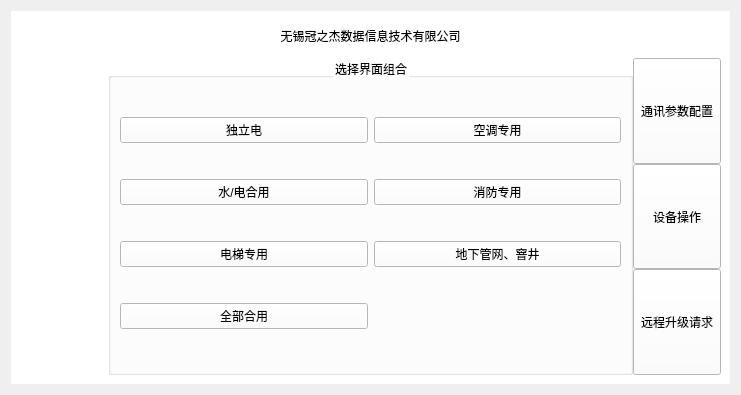
Sgr-H/gzj5th, file widgetui.ui: the form before one commit.
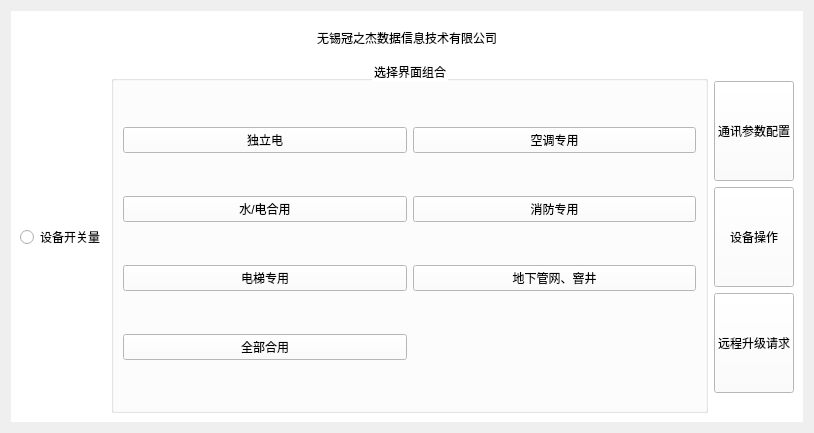
The form after the commit.

The edit to the form file:
```diff
--- a/widgetui.ui
+++ b/widgetui.ui
@@ -6,8 +6,8 @@
    <rect>
     <x>0</x>
     <y>0</y>
-    <width>741</width>
-    <height>395</height>
+    <width>814</width>
+    <height>433</height>
    </rect>
   </property>
   <property name="windowTitle">
@@ -34,11 +34,26 @@
        </widget>
       </item>
       <item>
-       <layout class="QHBoxLayout" name="horizontalLayout" stretch="1,6,1">
+       <layout class="QHBoxLayout" name="horizontalLayout" stretch="1,10,1">
+        <item>
+         <widget class="QWidget" name="widget_2" native="true">
+          <layout class="QGridLayout" name="gridLayout_3">
+           <property name="leftMargin">
+            <number>0</number>
+           </property>
+           <property name="topMargin">
+            <number>0</number>
+           </property>
+           <property name="rightMargin">
+            <number>0</number>
+           </property>
+           <property name="bottomMargin">
+            <number>0</number>
+           </property>
         <property name="spacing">
          <number>0</number>
         </property>
-        <item>
+           <item row="2" column="0">
          <spacer name="horizontalSpacer">
           <property name="orientation">
            <enum>Qt::Horizontal</enum>
@@ -51,6 +66,29 @@
           </property>
          </spacer>
         </item>
+           <item row="1" column="0">
+            <widget class="QRadioButton" name="radioButton">
+             <property name="text">
+              <string>设备开关量</string>
+             </property>
+            </widget>
+           </item>
+           <item row="0" column="0">
+            <spacer name="horizontalSpacer_2">
+             <property name="orientation">
+              <enum>Qt::Horizontal</enum>
+             </property>
+             <property name="sizeHint" stdset="0">
+              <size>
+               <width>40</width>
+               <height>20</height>
+              </size>
+             </property>
+            </spacer>
+           </item>
+          </layout>
+         </widget>
+        </item>
         <item>
          <widget class="QGroupBox" name="groupBox">
           <property name="title">
@@ -120,6 +158,19 @@
         </item>
         <item>
          <layout class="QVBoxLayout" name="verticalLayout">
+          <item>
+           <spacer name="horizontalSpacer_3">
+            <property name="orientation">
+             <enum>Qt::Horizontal</enum>
+            </property>
+            <property name="sizeHint" stdset="0">
+             <size>
+              <width>40</width>
+              <height>20</height>
+             </size>
+            </property>
+           </spacer>
+          </item>
           <item>
            <widget class="QPushButton" name="pushButton_9">
             <property name="sizePolicy">
@@ -159,6 +210,19 @@
             </property>
            </widget>
           </item>
+          <item>
+           <spacer name="horizontalSpacer_4">
+            <property name="orientation">
+             <enum>Qt::Horizontal</enum>
+            </property>
+            <property name="sizeHint" stdset="0">
+             <size>
+              <width>40</width>
+              <height>20</height>
+             </size>
+            </property>
+           </spacer>
+          </item>
          </layout>
         </item>
        </layout>
```
Lines whose indentation alone changed are shown as unchanged.
